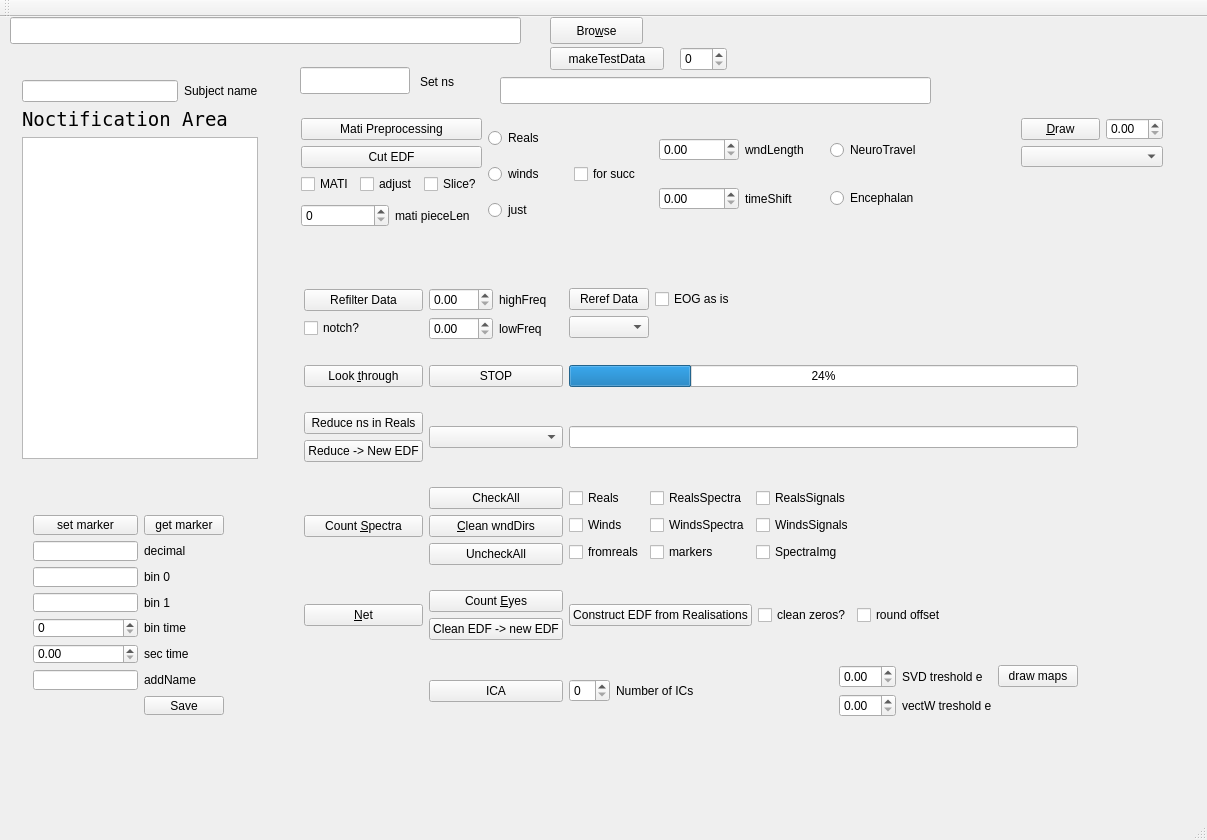
Above: mainwindow.ui from ArtfulVampire/SecondGUIrepo before the change. Below: the same form after it.
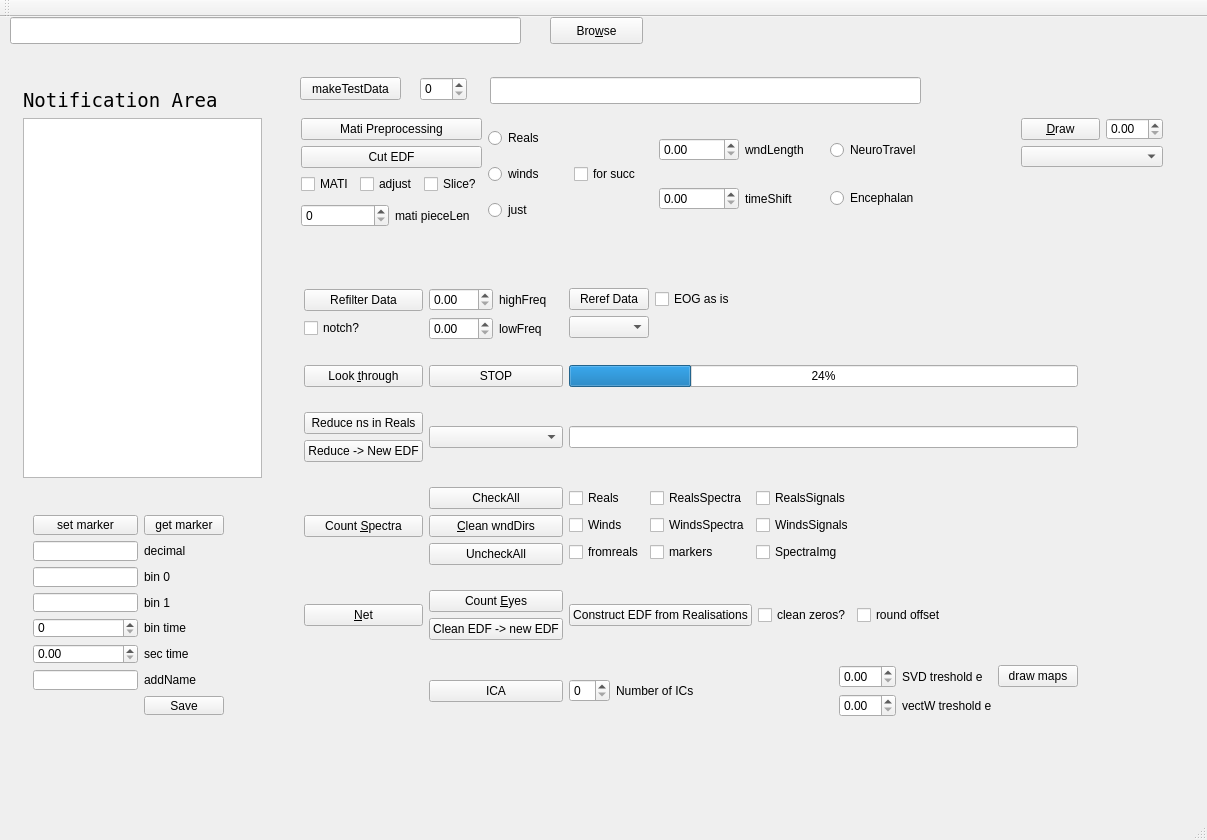
That is the form after the change.

The edit to the form file:
```diff
--- a/mainwindow.ui
+++ b/mainwindow.ui
@@ -43,58 +43,6 @@
      <string/>
     </property>
    </widget>
-   <widget class="QLineEdit" name="setNsLine">
-    <property name="geometry">
-     <rect>
-      <x>300</x>
-      <y>50</y>
-      <width>110</width>
-      <height>27</height>
-     </rect>
-    </property>
-   </widget>
-   <widget class="QWidget" name="layoutWidget">
-    <property name="geometry">
-     <rect>
-      <x>11</x>
-      <y>52</y>
-      <width>258</width>
-      <height>401</height>
-     </rect>
-    </property>
-    <layout class="QVBoxLayout" name="verticalLayout_4">
-     <item>
-      <layout class="QHBoxLayout" name="horizontalLayout">
-       <item>
-        <widget class="QLineEdit" name="Name"/>
-       </item>
-       <item>
-        <widget class="QLabel" name="label_8">
-         <property name="text">
-          <string>Subject name</string>
-         </property>
-        </widget>
-       </item>
-      </layout>
-     </item>
-     <item>
-      <widget class="QLabel" name="label">
-       <property name="font">
-        <font>
-         <family>Andale Mono</family>
-         <pointsize>14</pointsize>
-        </font>
-       </property>
-       <property name="text">
-        <string>Noctification Area</string>
-       </property>
-      </widget>
-     </item>
-     <item>
-      <widget class="QTextEdit" name="textEdit"/>
-     </item>
-    </layout>
-   </widget>
    <widget class="QWidget" name="layoutWidget">
     <property name="geometry">
      <rect>
@@ -127,9 +75,9 @@
    <widget class="QPushButton" name="makeTestDataPushButton">
     <property name="geometry">
      <rect>
-      <x>550</x>
-      <y>30</y>
-      <width>114</width>
+      <x>300</x>
+      <y>60</y>
+      <width>101</width>
       <height>23</height>
      </rect>
     </property>
@@ -140,8 +88,8 @@
    <widget class="QSpinBox" name="numComponentsSpinBox">
     <property name="geometry">
      <rect>
-      <x>680</x>
-      <y>30</y>
+      <x>420</x>
+      <y>60</y>
       <width>47</width>
       <height>24</height>
      </rect>
@@ -294,23 +242,10 @@
      </item>
     </layout>
    </widget>
-   <widget class="QLabel" name="label_22">
-    <property name="geometry">
-     <rect>
-      <x>420</x>
-      <y>50</y>
-      <width>52</width>
-      <height>30</height>
-     </rect>
-    </property>
-    <property name="text">
-     <string>Set ns</string>
-    </property>
-   </widget>
    <widget class="QLineEdit" name="fileMarkersLineEdit">
     <property name="geometry">
      <rect>
-      <x>500</x>
+      <x>490</x>
       <y>60</y>
       <width>431</width>
       <height>27</height>
@@ -832,6 +767,34 @@
      </item>
     </layout>
    </widget>
+   <widget class="QWidget" name="">
+    <property name="geometry">
+     <rect>
+      <x>12</x>
+      <y>61</y>
+      <width>261</width>
+      <height>411</height>
+     </rect>
+    </property>
+    <layout class="QGridLayout" name="gridLayout_5">
+     <item row="0" column="0">
+      <widget class="QLabel" name="label">
+       <property name="font">
+        <font>
+         <family>Andale Mono</family>
+         <pointsize>14</pointsize>
+        </font>
+       </property>
+       <property name="text">
+        <string>Notification Area</string>
+       </property>
+      </widget>
+     </item>
+     <item row="1" column="0">
+      <widget class="QTextEdit" name="textEdit"/>
+     </item>
+    </layout>
+   </widget>
   </widget>
   <widget class="QMenuBar" name="menuBar">
    <property name="geometry">
```
Left out of the diff: 2 changed lines with no effect on the pictures.
